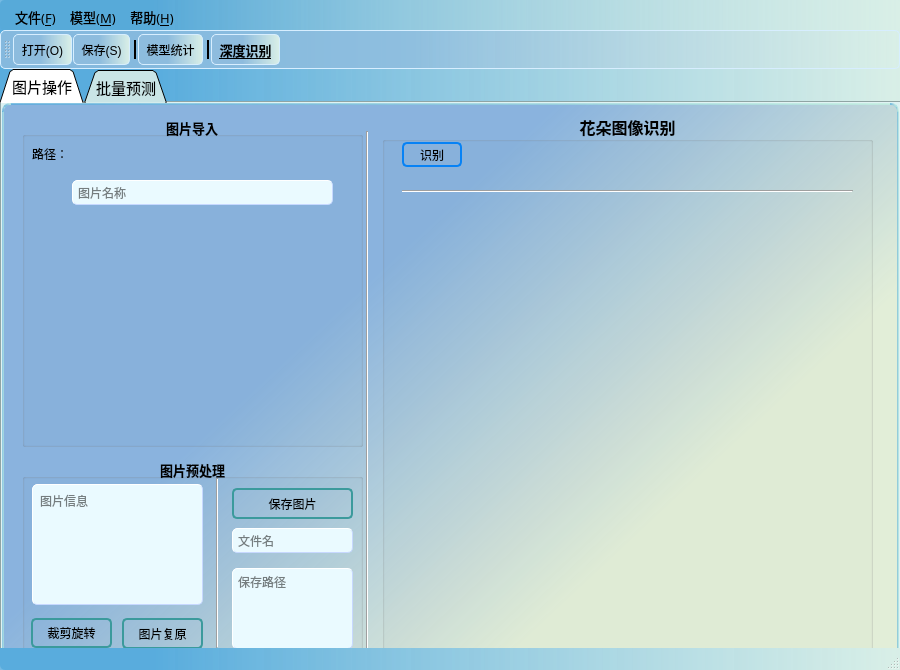
The window that MainWindowFlower.ui (Rvioleck/FlowerClassification) describes before a commit, drawn with Qt 5.
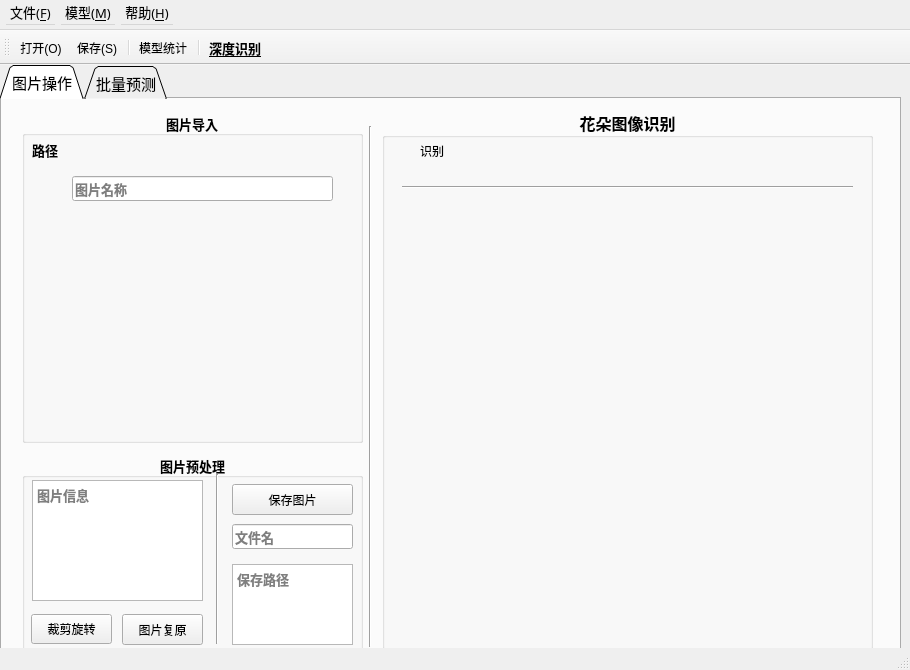
The same window after the commit. Icons and pictures are not drawn.

```diff
--- a/MainWindowFlower.ui
+++ b/MainWindowFlower.ui
@@ -6,19 +6,25 @@
    <rect>
     <x>0</x>
     <y>0</y>
-    <width>900</width>
+    <width>910</width>
     <height>670</height>
    </rect>
   </property>
+  <property name="sizePolicy">
+   <sizepolicy hsizetype="Preferred" vsizetype="Preferred">
+    <horstretch>90</horstretch>
+    <verstretch>0</verstretch>
+   </sizepolicy>
+  </property>
   <property name="minimumSize">
    <size>
-    <width>900</width>
+    <width>910</width>
     <height>670</height>
    </size>
   </property>
   <property name="maximumSize">
    <size>
-    <width>900</width>
+    <width>910</width>
     <height>670</height>
    </size>
   </property>
@@ -32,12 +38,6 @@
    <iconset>
     <normaloff>images/AI识别.png</normaloff>images/AI识别.png</iconset>
   </property>
-  <property name="styleSheet">
-   <string notr="true">#MainWindow{
-background-color: qlineargradient(spread:pad, x1:0, y1:0, x2:1, y2:0, stop:0.170455 rgba(82, 169, 220, 204), stop:1 rgba(217, 239, 231, 255));
-border-radius:5px;
-}</string>
-  </property>
   <property name="toolButtonStyle">
    <enum>Qt::ToolButtonTextBesideIcon</enum>
   </property>
@@ -67,11 +67,6 @@
       <bold>false</bold>
      </font>
     </property>
-    <property name="styleSheet">
-     <string notr="true">#tabWidget{
-background-color:rgb(202,229,230)
-}</string>
-    </property>
     <property name="tabShape">
      <enum>QTabWidget::Triangular</enum>
     </property>
@@ -82,14 +77,6 @@
      <bool>true</bool>
     </property>
     <widget class="QWidget" name="tab1">
-     <property name="styleSheet">
-      <string notr="true">#tab1{
-border-radius: 8px;
-background-color: qlineargradient(spread:pad, x1:0.358, y1:0.397909, x2:0.823, y2:0.704864, stop:0 rgba(86, 140, 209, 157), stop:0.903409 rgba(228, 237, 209, 199));
-border: 2px solid qlineargradient(spread:pad, x1:0, y1:0, x2:1, y2:0, stop:0 rgba(82, 169, 220, 168), stop:1 rgba(194, 239, 224, 199))
-/*rgb(244, 248, 255)*/
-}</string>
-     </property>
      <attribute name="title">
       <string>图片操作</string>
      </attribute>
@@ -104,6 +91,7 @@
       </property>
       <property name="font">
        <font>
+        <family>微软雅黑</family>
         <pointsize>10</pointsize>
         <bold>true</bold>
        </font>
@@ -176,56 +164,6 @@
         <bool>false</bool>
        </property>
       </widget>
-      <widget class="QPushButton" name="chooseButton">
-       <property name="geometry">
-        <rect>
-         <x>10</x>
-         <y>60</y>
-         <width>32</width>
-         <height>32</height>
-        </rect>
-       </property>
-       <property name="sizePolicy">
-        <sizepolicy hsizetype="Fixed" vsizetype="Fixed">
-         <horstretch>0</horstretch>
-         <verstretch>0</verstretch>
-        </sizepolicy>
-       </property>
-       <property name="minimumSize">
-        <size>
-         <width>32</width>
-         <height>32</height>
-        </size>
-       </property>
-       <property name="maximumSize">
-        <size>
-         <width>32</width>
-         <height>32</height>
-        </size>
-       </property>
-       <property name="cursor">
-        <cursorShape>PointingHandCursor</cursorShape>
-       </property>
-       <property name="toolTip">
-        <string>打开图片</string>
-       </property>
-       <property name="icon">
-        <iconset>
-         <normaloff>images/导入图片.png</normaloff>images/导入图片.png</iconset>
-       </property>
-       <property name="iconSize">
-        <size>
-         <width>28</width>
-         <height>28</height>
-        </size>
-       </property>
-       <property name="shortcut">
-        <string>Ctrl+N</string>
-       </property>
-       <property name="flat">
-        <bool>true</bool>
-       </property>
-      </widget>
       <widget class="QLineEdit" name="nameEdit">
        <property name="geometry">
         <rect>
@@ -241,11 +179,8 @@
        <property name="toolTip">
         <string>图片名称</string>
        </property>
-       <property name="styleSheet">
-        <string notr="true">background-color:rgb(234,250,255);
-border-radius: 5px;
-border: 1px outset rgb(199, 216, 255);
-padding: 3px</string>
+       <property name="dragEnabled">
+        <bool>true</bool>
        </property>
        <property name="readOnly">
         <bool>true</bool>
@@ -284,7 +219,8 @@
        <property name="font">
         <font>
          <family>微软雅黑</family>
-         <pointsize>10</pointsize>
+         <pointsize>8</pointsize>
+         <bold>false</bold>
         </font>
        </property>
        <property name="text">
@@ -313,6 +249,38 @@
         <string>路径：</string>
        </property>
       </widget>
+      <widget class="QToolButton" name="chooseButton">
+       <property name="geometry">
+        <rect>
+         <x>10</x>
+         <y>60</y>
+         <width>31</width>
+         <height>31</height>
+        </rect>
+       </property>
+       <property name="cursor">
+        <cursorShape>PointingHandCursor</cursorShape>
+       </property>
+       <property name="toolTip">
+        <string>选择图片</string>
+       </property>
+       <property name="text">
+        <string/>
+       </property>
+       <property name="icon">
+        <iconset>
+         <normaloff>images/导入图片.png</normaloff>images/导入图片.png</iconset>
+       </property>
+       <property name="iconSize">
+        <size>
+         <width>28</width>
+         <height>28</height>
+        </size>
+       </property>
+       <property name="autoRaise">
+        <bool>true</bool>
+       </property>
+      </widget>
      </widget>
      <widget class="QGroupBox" name="groupBox_4">
       <property name="geometry">
@@ -325,6 +293,7 @@
       </property>
       <property name="font">
        <font>
+        <family>微软雅黑</family>
         <pointsize>10</pointsize>
         <bold>true</bold>
        </font>
@@ -350,12 +319,6 @@
        <property name="toolTip">
         <string>图片信息</string>
        </property>
-       <property name="styleSheet">
-        <string notr="true">background-color:rgb(234,250,255);
-border-radius: 5px;
-border: 1px outset rgb(199, 216, 255);
-padding: 3px</string>
-       </property>
        <property name="readOnly">
         <bool>true</bool>
        </property>
@@ -372,34 +335,16 @@
          <height>31</height>
         </rect>
        </property>
+       <property name="font">
+        <font>
+         <family>微软雅黑</family>
+         <pointsize>9</pointsize>
+         <bold>false</bold>
+        </font>
+       </property>
        <property name="toolTip">
         <string>保存预处理图片</string>
        </property>
-       <property name="styleSheet">
-        <string notr="true">QPushButton
-                        {
-                        background-color:transparent;
-                        border:2px solid rgb(59,154,156);
-                        border-radius:5px;
-                        color:black
-                        }
-                        QPushButton:hover
-                        {
-                        background-color:rgb(234,250,255);
-                        border:2px solid rgb(7,130,245);
-                        border-radius:5px;
-                        color:black;
-                        }
-                        QPushButton:hover:pressed
-                        {
-                        border:2px solid #5F92B2;
-                        border-radius:5px;
-                        color:black;
-                        padding-right:3px;
-                        padding-top:3px;
-                        }
-                    </string>
-       </property>
        <property name="text">
         <string>保存图片</string>
        </property>
@@ -429,12 +374,6 @@
        <property name="toolTip">
         <string>图片名称</string>
        </property>
-       <property name="styleSheet">
-        <string notr="true">background-color:rgb(234,250,255);
-border-radius: 5px;
-border: 1px outset rgb(199, 216, 255);
-padding: 3px</string>
-       </property>
        <property name="frame">
         <bool>true</bool>
        </property>
@@ -442,43 +381,6 @@
         <string>文件名</string>
        </property>
       </widget>
-      <widget class="QLineEdit" name="savePathLineEdit_2">
-       <property name="geometry">
-        <rect>
-         <x>210</x>
-         <y>110</y>
-         <width>121</width>
-         <height>81</height>
-        </rect>
-       </property>
-       <property name="cursor">
-        <cursorShape>IBeamCursor</cursorShape>
-       </property>
-       <property name="toolTip">
-        <string>保存路径</string>
-       </property>
-       <property name="styleSheet">
-        <string notr="true">background-color:rgb(234,250,255);
-border-radius: 5px;
-border: 1px outset rgb(199, 216, 255);
-padding: 3px</string>
-       </property>
-       <property name="text">
-        <string/>
-       </property>
-       <property name="alignment">
-        <set>Qt::AlignLeading|Qt::AlignLeft|Qt::AlignTop</set>
-       </property>
-       <property name="readOnly">
-        <bool>true</bool>
-       </property>
-       <property name="placeholderText">
-        <string>保存路径</string>
-       </property>
-       <property name="clearButtonEnabled">
-        <bool>true</bool>
-       </property>
-      </widget>
       <widget class="Line" name="line">
        <property name="geometry">
         <rect>
@@ -533,34 +435,16 @@
          <height>30</height>
         </rect>
        </property>
+       <property name="font">
+        <font>
+         <family>微软雅黑</family>
+         <pointsize>9</pointsize>
+         <bold>false</bold>
+        </font>
+       </property>
        <property name="toolTip">
         <string>打开图片裁剪器</string>
        </property>
-       <property name="styleSheet">
-        <string notr="true">QPushButton
-                        {
-                        background-color:transparent;
-                        border:2px solid rgb(59,154,156);
-                        border-radius:5px;
-                        color:black
-                        }
-                        QPushButton:hover
-                        {
-                        background-color:rgb(234,250,255);
-                        border:2px solid rgb(7,130,245);
-                        border-radius:5px;
-                        color:black;
-                        }
-                        QPushButton:hover:pressed
-                        {
-                        border:2px solid #5F92B2;
-                        border-radius:5px;
-                        color:black;
-                        padding-right:3px;
-                        padding-top:3px;
-                        }
-                    </string>
-       </property>
        <property name="text">
         <string>裁剪旋转</string>
        </property>
@@ -584,34 +468,16 @@
          <height>31</height>
         </rect>
        </property>
+       <property name="font">
+        <font>
+         <family>微软雅黑</family>
+         <pointsize>9</pointsize>
+         <bold>false</bold>
+        </font>
+       </property>
        <property name="toolTip">
         <string>恢复原图</string>
        </property>
-       <property name="styleSheet">
-        <string notr="true">QPushButton
-                        {
-                        background-color:transparent;
-                        border:2px solid rgb(59,154,156);
-                        border-radius:5px;
-                        color:black
-                        }
-                        QPushButton:hover
-                        {
-                        background-color:rgb(234,250,255);
-                        border:2px solid rgb(7,130,245);
-                        border-radius:5px;
-                        color:black;
-                        }
-                        QPushButton:hover:pressed
-                        {
-                        border:2px solid #5F92B2;
-                        border-radius:5px;
-                        color:black;
-                        padding-right:3px;
-                        padding-top:3px;
-                        }
-                    </string>
-       </property>
        <property name="text">
         <string>图片复原</string>
        </property>
@@ -626,6 +492,39 @@
         </size>
        </property>
       </widget>
+      <widget class="QTextEdit" name="savePathTextEdit">
+       <property name="geometry">
+        <rect>
+         <x>210</x>
+         <y>110</y>
+         <width>121</width>
+         <height>81</height>
+        </rect>
+       </property>
+       <property name="cursor" stdset="0">
+        <cursorShape>ArrowCursor</cursorShape>
+       </property>
+       <property name="toolTip">
+        <string>保存路径</string>
+       </property>
+       <property name="verticalScrollBarPolicy">
+        <enum>Qt::ScrollBarAlwaysOff</enum>
+       </property>
+       <property name="readOnly">
+        <bool>true</bool>
+       </property>
+       <property name="placeholderText">
+        <string>保存路径</string>
+       </property>
+      </widget>
+      <zorder>imageTextEdit</zorder>
+      <zorder>saveButton</zorder>
+      <zorder>saveNameEdit</zorder>
+      <zorder>line</zorder>
+      <zorder>cutButton</zorder>
+      <zorder>resetButton</zorder>
+      <zorder>savePathTextEdit</zorder>
+      <zorder>getDirectoryButton_2</zorder>
      </widget>
      <widget class="QGroupBox" name="groupBox_5">
       <property name="geometry">
@@ -688,6 +587,13 @@
             <height>25</height>
            </size>
           </property>
+          <property name="font">
+           <font>
+            <family>微软雅黑</family>
+            <pointsize>9</pointsize>
+            <bold>false</bold>
+           </font>
+          </property>
           <property name="toolTip">
            <string>&lt;html&gt;&lt;head/&gt;&lt;body&gt;&lt;p&gt;开始&lt;span style=&quot; font-weight:700;&quot;&gt;AI&lt;/span&gt;识别&lt;/p&gt;&lt;p&gt;(首次识别可能花费较长时间)&lt;/p&gt;&lt;/body&gt;&lt;/html&gt;</string>
           </property>
@@ -697,30 +603,6 @@
           <property name="autoFillBackground">
            <bool>false</bool>
           </property>
-          <property name="styleSheet">
-           <string notr="true">QPushButton
-                        {
-                        background-color:transparent;
-                        border:2px solid #0782f5;
-                        border-radius:5px;
-                        color:black
-                        }
-                        QPushButton:hover
-                        {
-                        /*背景颜色*/
-                        background-color:rgb(170, 200, 255);
-                        /*左内边距为3像素，让按下时字向右移动3像素*/
-                        }
-                        QPushButton:hover:pressed
-                        {
-                        border:2px solid #5F92B2;
-                        border-radius:5px;
-                        color:black;
-                        padding-right:3px;
-                        padding-top:3px;
-                        }
-                    </string>
-          </property>
           <property name="text">
            <string>识别</string>
           </property>
@@ -877,9 +759,9 @@
      <widget class="Line" name="line_2">
       <property name="geometry">
        <rect>
-        <x>355</x>
-        <y>28</y>
-        <width>20</width>
+        <x>353</x>
+        <y>27</y>
+        <width>30</width>
         <height>521</height>
        </rect>
       </property>
@@ -1544,7 +1426,7 @@
     <rect>
      <x>0</x>
      <y>0</y>
-     <width>900</width>
+     <width>910</width>
      <height>30</height>
     </rect>
    </property>
@@ -1573,14 +1455,6 @@
      <bold>false</bold>
     </font>
    </property>
-   <property name="styleSheet">
-    <string notr="true">background-color: qlineargradient(spread:pad, x1:0, y1:0, x2:1, y2:0, stop:0.170455 rgba(85,166,212, 133), stop:1 rgba(217, 239, 231, 255));
-/*qlineargradient(spread:pad, x1:0, y1:0, x2:1, y2:0, stop:0.170455 rgba(82, 169, 220, 204), stop:1 rgba(217, 239, 231, 255));*/
-padding: 5px;
-border-radius: 4px;
-
-</string>
-   </property>
    <property name="defaultUp">
     <bool>false</bool>
    </property>
@@ -1636,16 +1510,6 @@
    <property name="windowTitle">
     <string>toolBar</string>
    </property>
-   <property name="styleSheet">
-    <string notr="true">/*#toolBar{*/
-background-color: qlineargradient(spread:pad, x1:0, y1:0, x2:1, y2:0, stop:0.460227 rgba(144, 189, 222, 204), stop:1 rgba(217, 239, 231, 255));
-height: 20px;
-border-radius: 5px;
-border: 1px solid rgb(215, 238, 255);
-padding: 3px
-/*}*/
-</string>
-   </property>
    <property name="allowedAreas">
     <set>Qt::BottomToolBarArea|Qt::TopToolBarArea</set>
    </property>
```
Left out of the diff: 241 changed lines with no effect on the pictures.
